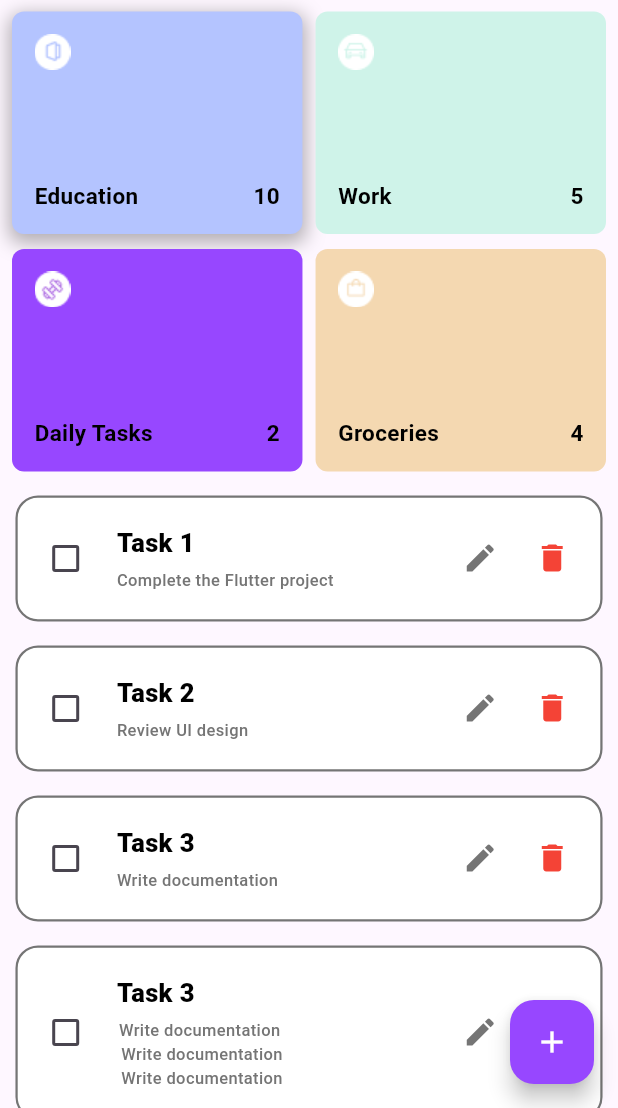
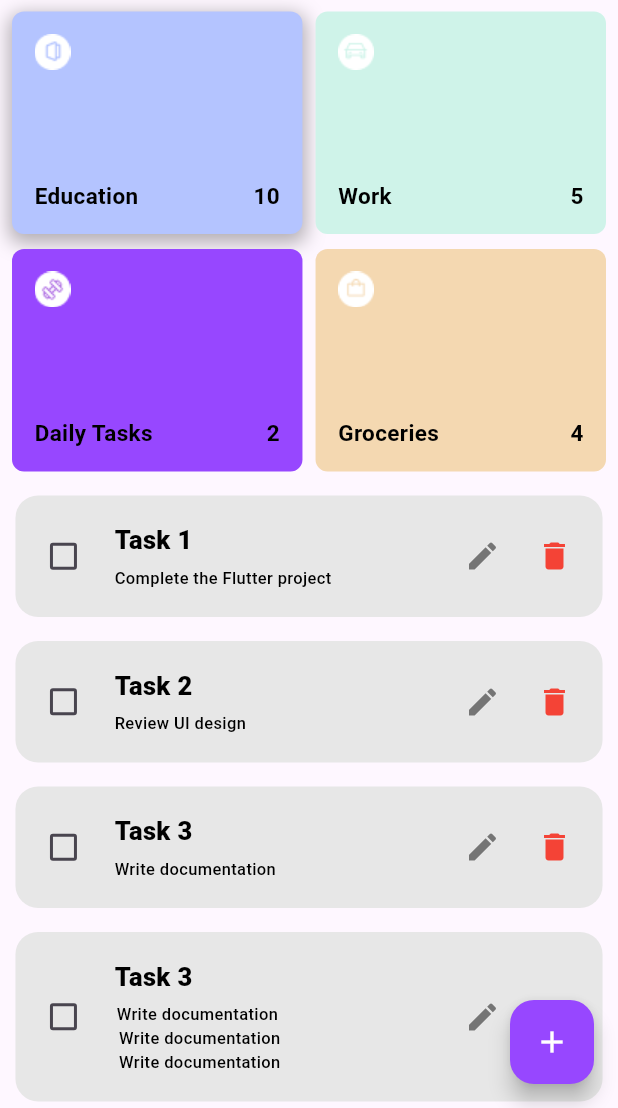
Before and after one commit to fatmakhadidja/ToDoHive, a Flutter app: the screen it shows after launch, on a phone screen of 412 x 824 dp, the part 128-1236 px from its top. Run offline on Flutter 3.47's test engine with Material 3 defaults, Android fonts, the phone set to English and light mode, and no system bars; our stand-ins replace sqflite; accounts and stored records are empty.

Commit message:
fixed the physical device problems and the overflow problem

```diff
--- a/todoapp/lib/core/utils.dart
+++ b/todoapp/lib/core/utils.dart
@@ -130,15 +130,20 @@ class _TaskContainerState extends State<TaskContainer> {
           padding: EdgeInsets.all(8),
           decoration: BoxDecoration(
             borderRadius: BorderRadius.circular(15),
-            border: Border.all(
-                color: WidgetStateColor.resolveWith((states) {
-                  if (isChecked) {
-                    return MyColors.mainPurple;
-                  }
-                  return Color(0xff757575);
-                }),
-                width: 1.5),
-            color: Colors.white,
+            // border: Border.all(
+            //     color: WidgetStateColor.resolveWith((states) {
+            //       if (isChecked) {
+            //         return MyColors.mainPurple;
+            //       }
+            //       return Color(0xff757575);
+            //     }),
+            //     width: 1.5),
+            color: WidgetStateColor.resolveWith((states) {
+              if (isChecked) {
+                return const Color.fromARGB(255, 165, 219, 167);
+              }
+              return const Color.fromARGB(255, 231, 231, 231);
+            }),
           ),
           child: Row(
             mainAxisAlignment: MainAxisAlignment.spaceBetween,
@@ -146,7 +151,7 @@ class _TaskContainerState extends State<TaskContainer> {
               Row(
                 children: [
                   Checkbox(
-                    activeColor: MyColors.mainPurple,
+                    activeColor: Color.fromARGB(255, 231, 231, 231),
                     value: isChecked,
                     onChanged: (bool? value) {
                       setState(() {
@@ -160,13 +165,23 @@ class _TaskContainerState extends State<TaskContainer> {
                       crossAxisAlignment: CrossAxisAlignment.start,
                       children: [
                         MyText(
-                            color: Colors.black,
+                            color: WidgetStateColor.resolveWith((states) {
+                              if (isChecked) {
+                                return Colors.white;
+                              }
+                              return Colors.black;
+                            }),
                             size: 17,
                             text: widget.taskTitle,
                             weight: FontWeight.w900),
                         SizedBox(height: 5),
                         MyText(
-                            color: Color(0xff757575),
+                            color: WidgetStateColor.resolveWith((states) {
+                              if (isChecked) {
+                                return Colors.white;
+                              }
+                              return Colors.black;
+                            }),
                             size: 11,
                             text: widget.taskDescription,
                             weight: FontWeight.w500),
@@ -194,7 +209,7 @@ class _TaskContainerState extends State<TaskContainer> {
                       Icons.edit,
                       color: WidgetStateColor.resolveWith((states) {
                         if (isChecked) {
-                          return MyColors.mainPurple;
+                          return Colors.white;
                         }
                         return Color(0xff757575);
                       }),
@@ -245,7 +260,7 @@ class _TaskNameTextFieldState extends State<TaskNameTextField> {
       decoration: InputDecoration(
         labelText:
             'Enter task name..', // Use labelText instead of a custom widget
-        labelStyle: TextStyle(fontSize: 12, color: Colors.grey),
+        labelStyle: TextStyle(fontSize: 14, color: Colors.grey),
 
         enabledBorder: OutlineInputBorder(
           // Normal state border
@@ -278,8 +293,9 @@ class _CategoriesRowState extends State<CategoriesRow> {
   @override
   Widget build(BuildContext context) {
     return Padding(
-         padding: EdgeInsets.all(8),
+      padding: EdgeInsets.all(8),
       child: Row(
+        mainAxisAlignment: MainAxisAlignment.spaceEvenly,
         children: List.generate(categories.length, (index) {
           bool isSelected = widget.selectedCategory == index;
           return GestureDetector(
@@ -289,7 +305,7 @@ class _CategoriesRowState extends State<CategoriesRow> {
               });
             },
             child: Container(
-              padding: EdgeInsets.symmetric(horizontal: 20, vertical: 8),
+              padding: EdgeInsets.symmetric(horizontal: 10, vertical: 8),
               margin: EdgeInsets.only(right: 10),
               decoration: BoxDecoration(
                 color: isSelected ? MyColors.mainPurple : Colors.purple[100],
@@ -434,10 +450,10 @@ class _TaskDescriptionTextFieldState extends State<TaskDescriptionTextField> {
       decoration: InputDecoration(
         labelText:
             'Task Description', // Use labelText instead of a custom widget
-        labelStyle: TextStyle(fontSize: 12, color: Colors.grey),
+        labelStyle: TextStyle(fontSize: 14, color: Colors.grey),
         floatingLabelBehavior: FloatingLabelBehavior.always,
         hintText: 'Enter task description ..',
-        hintStyle: TextStyle(fontSize: 12, color: Colors.grey),
+        hintStyle: TextStyle(fontSize: 14, color: Colors.grey),
 
         enabledBorder: OutlineInputBorder(
           // Normal state border
--- a/todoapp/lib/edit_task_page.dart
+++ b/todoapp/lib/edit_task_page.dart
@@ -23,7 +23,8 @@ class _EditTaskScreenState extends State<EditTaskScreen> {
   @override
   Widget build(BuildContext context) {
     return Scaffold(
-        body: Column(
+        body: SingleChildScrollView(
+          child: Column(
                 crossAxisAlignment: CrossAxisAlignment.center,
                 children: [
           Row(
@@ -92,6 +93,7 @@ class _EditTaskScreenState extends State<EditTaskScreen> {
           SizedBox(height: 18),
           EditTaskButton()
                 ],
+              ),
         ));
   }
 }
```
Also changed, not shown: todoapp/lib/add_task_screen.dart (+5 -2 lines), todoapp/pubspec.lock, 5 other files. Lines whose indentation alone changed are shown as unchanged.
